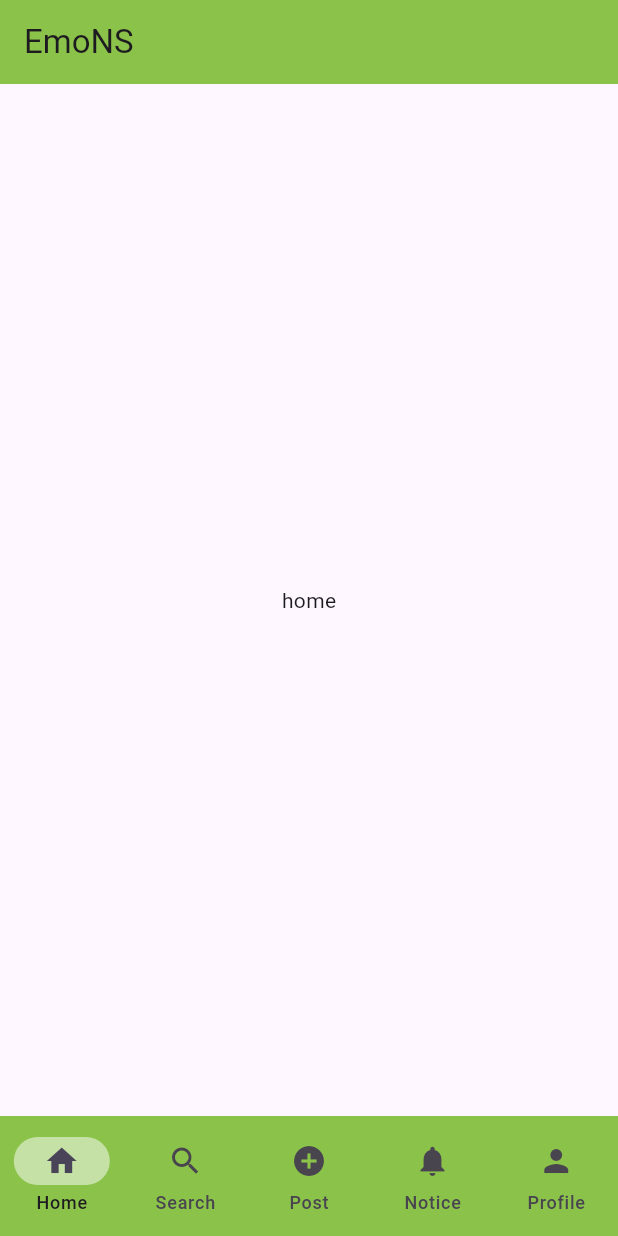
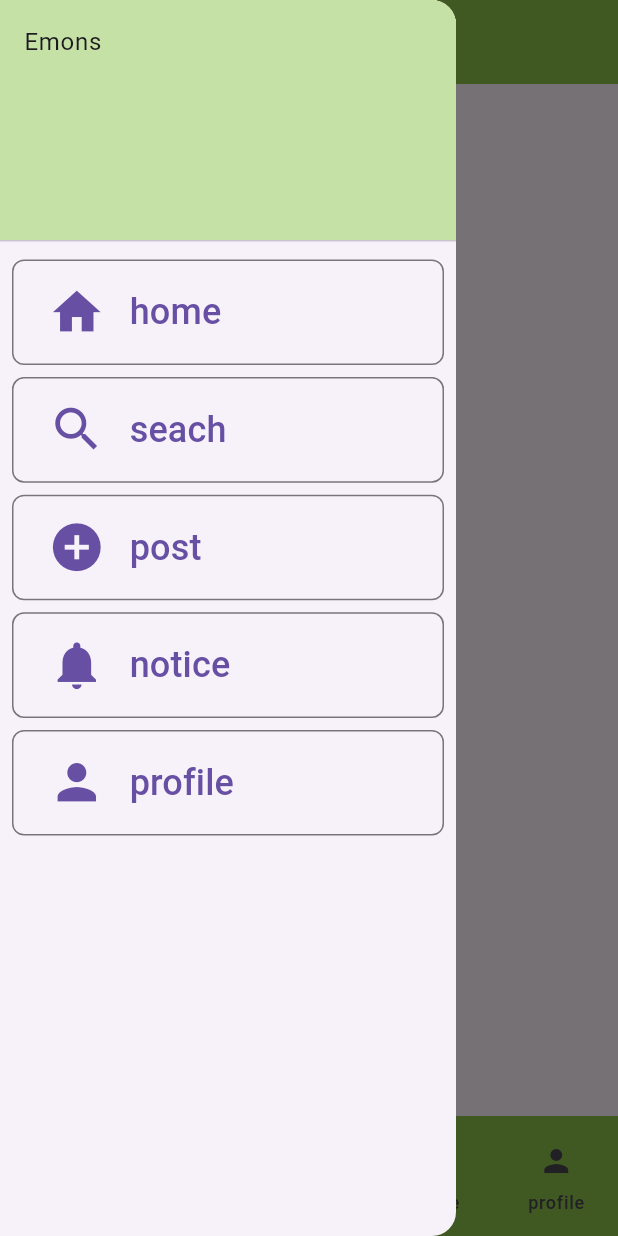
Before and after one commit to segnities007/emons, a Flutter app: the Hubs screen opened by its route, with the side drawer open (before the commit the screen has no drawer), on a phone screen of 412 x 824 dp. Run offline on Flutter 3.47's test engine with Material 3 defaults, Android fonts, the phone set to English and light mode, and no system bars; our stand-ins replace flutter_hooks, go_router.

```diff
--- /dev/null
+++ b/client/lib/model/hub_list.dart
@@ -0,0 +1,40 @@
+import 'package:flutter/material.dart';
+import '../screens/hubs/home.dart';
+import '../screens/hubs/search.dart';
+import '../screens/hubs/notify.dart';
+import '../screens/hubs/post.dart';
+import '../screens/hubs/profile.dart';
+
+class HubList {
+  static const ui = [
+    Home(),
+    Search(),
+    Post(),
+    Notify(),
+    Profile(),
+  ];
+
+  static const label = [
+    "home",
+    "seach",
+    "post",
+    "notice",
+    "profile",
+  ];
+
+  static const icon = [
+    Icons.home,
+    Icons.search,
+    Icons.add_circle,
+    Icons.notifications,
+    Icons.person,
+  ];
+
+  static const selectedIcon = [
+    Icons.home_outlined,
+    Icons.search_outlined,
+    Icons.add_circle_outline,
+    Icons.notifications_outlined,
+    Icons.person_outline,
+  ];
+}
--- a/client/lib/screens/hubs/hubs.dart
+++ b/client/lib/screens/hubs/hubs.dart
@@ -1,13 +1,9 @@
 import 'package:flutter/material.dart';
-import '../theme.dart';
 import 'package:flutter_hooks/flutter_hooks.dart';
 import 'ui/navigation_bar.dart';
-import 'post.dart';
-import 'home.dart';
-import 'notify.dart';
-import 'profile.dart';
-import 'search.dart';
+import '../../model/hub_list.dart';
 import 'ui/app_bar.dart';
+import 'ui/drawer.dart';
 
 ///////////////////////////////////////////////////
 
@@ -18,43 +14,20 @@ class Hubs extends HookWidget {
   Widget build(context) {
     final index = useState(0);
 
-    return Scaffold(
-        appBar: appBar,
-        body: HubLists.ui[index.value],
-        bottomNavigationBar: EmonsNavigationBar(
-        currentIndex: index.value,
-        changeIndex: (int newIndex) {
-          index.value = newIndex;
-        }));
+    void changeIndex(int newIndex){
+      index.value = newIndex;
+    }
+
+  return Scaffold(
+    appBar: appBar,
+    drawer: EmonsDrawer(changeIndex: changeIndex),
+    body: HubList.ui[index.value],
+    bottomNavigationBar: EmonsNavigationBar(
+      currentIndex: index.value,
+      changeIndex: changeIndex
+      )
+    );
   }
 }
 
 ///////////////////////////////////////////////////
-
-class HubLists {
-  static const ui = [
-    Home(),
-    Search(),
-    Post(),
-    Notify(),
-    Profile(),
-  ];
-
-  static const label = [
-    "home",
-    "seach",
-    "notice",
-    "profile",
-  ];
-
-  static const icon = [
-    Icons.home,
-    Icons.search,
-    Icons.notifications,
-    Icons.person,
-  ];
-
-  static const selectedIcon = [
-
-  ];
-}
--- a/client/lib/screens/hubs/ui/drawer.dart
+++ b/client/lib/screens/hubs/ui/drawer.dart
@@ -1,4 +1,73 @@
 import 'package:flutter/material.dart';
 import '../../theme.dart';
+import '../../../model/hub_list.dart';
+import 'package:go_router/go_router.dart';
+import 'package:flutter_hooks/flutter_hooks.dart';
 
-class
+const n = 1.2;
+
+class EmonsDrawer extends HookWidget {
+  const EmonsDrawer({super.key, required this.changeIndex});
+
+  final void Function(int) changeIndex;
+
+  @override
+  Widget build(BuildContext context) {
+    return Drawer(
+      child: ListView(
+        padding: EdgeInsets.zero,
+        children: [
+          DrawerHeader(
+            decoration: BoxDecoration(
+              color: lightGreen,
+            ),
+            child: const Text("Emons"),
+          ),
+          for (int i = 0; i < HubList.ui.length; i++)
+            navigateTile(
+              label: HubList.label[i],
+              icon: HubList.icon[i],
+              changeIndex: changeIndex,
+              index: i,
+              context: context,
+            )
+        ],
+      ),
+    );
+  }
+}
+
+Widget navigateTile({
+  required String label,
+  required IconData icon,
+  required void Function(int) changeIndex,
+  required int index,
+  required BuildContext context,
+}) {
+  return Container(
+      padding: const EdgeInsets.fromLTRB(8, 4, 8, 4),
+      child: OutlinedButton(
+          style: OutlinedButton.styleFrom(
+            shape: const RoundedRectangleBorder(
+              borderRadius: BorderRadius.all(Radius.circular(8)),
+            ),
+          ),
+          onPressed: () {
+            changeIndex(index);
+            context.pop(context);
+          },
+          child: Padding(
+              padding: const EdgeInsets.fromLTRB(0,16,0,16),
+              child: Row(
+                mainAxisAlignment: MainAxisAlignment.start,
+                // crossAxisAlignment: CrossAxisAlignment.center,
+                children: [
+                  Icon(icon, size: 32 * n),
+                  const SizedBox(width: 16),
+                  Expanded(
+                    child:
+                        Text(label, style: const TextStyle(fontSize: 16 * 1.5)),
+                  ),
+                ],
+              ))));
+}
--- a/client/lib/screens/hubs/ui/navigation_bar.dart
+++ b/client/lib/screens/hubs/ui/navigation_bar.dart
@@ -1,45 +1,28 @@
 import 'package:flutter/material.dart';
 import 'package:flutter_hooks/flutter_hooks.dart';
 import '../../theme.dart';
+import '../../../model/hub_list.dart';
 
 ///////////////////////////////////////////////////
 
 class EmonsNavigationBar extends HookWidget {
-  const EmonsNavigationBar({super.key, required this.changeIndex, required this.currentIndex});
+  const EmonsNavigationBar(
+      {super.key, required this.changeIndex, required this.currentIndex});
 
   final void Function(int) changeIndex;
   final int currentIndex;
 
   @override
   Widget build(context) {
-  //TODO シングルトン使用してやれるようにすること
+    //TODO シングルトン使用してやれるようにすること
     return NavigationBar(
-      indicatorColor: lightGreen,
-      backgroundColor: green,
-      onDestinationSelected: changeIndex,
-      selectedIndex: currentIndex,
-      destinations: const [
-        NavigationDestination(
-              selectedIcon: Icon(Icons.home),
-              icon: Icon(Icons.home_outlined),
-              label: "Home"),
-        NavigationDestination(
-            selectedIcon: Icon(Icons.search_outlined),
-            icon: Icon(Icons.search),
-            label: "Search"),
-        NavigationDestination(
-            selectedIcon: Icon(Icons.add_circle_outline),
-            icon: Icon(Icons.add_circle),
-            label: "Post"),
-        NavigationDestination(
-            selectedIcon: Icon(Icons.notifications_outlined),
-            icon: Icon(Icons.notifications),
-            label: "Notice"),
-        NavigationDestination(
-            selectedIcon: Icon(Icons.person_outline),
-            icon: Icon(Icons.person),
-            label: "Profile"),
-      ]
-    );
+        indicatorColor: lightGreen,
+        backgroundColor: green,
+        onDestinationSelected: changeIndex,
+        selectedIndex: currentIndex,
+        destinations: [
+          for (int i = 0; i < HubList.ui.length; i++)
+            NavigationDestination(selectedIcon: Icon(HubList.selectedIcon[i]),icon: Icon(HubList.icon[i]), label: HubList.label[i] )
+        ]);
   }
 }
```
Also changed, not shown: client/lib/model/screens/login_list.dart (added, +20 -0 lines), client/lib/screens/logins/logins.dart (+4 -6 lines), 6 other files.
